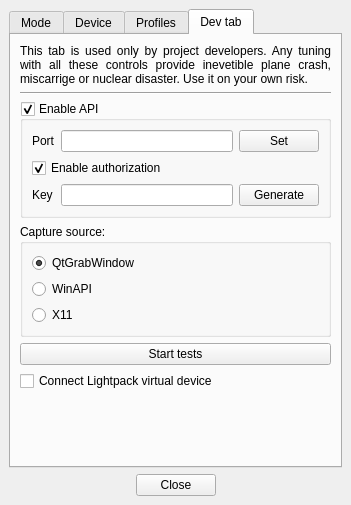
Before: the Qt Designer form Software/src/SettingsWindow.ui in Atarity/Lightpack, drawn with Qt 5.
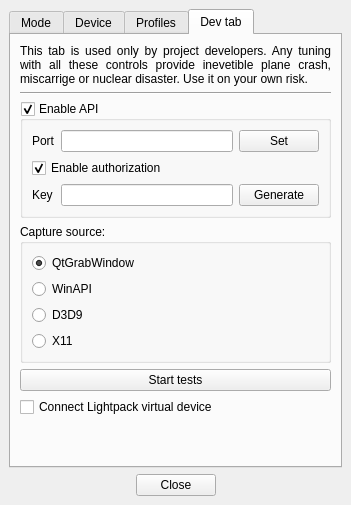
After: the same form once the commit is applied. The open tabs and pages were chosen to show the change. Icons and pictures are not drawn. Custom widgets are drawn as their Qt base class.

What changed in the file:
```diff
--- a/Software/src/SettingsWindow.ui
+++ b/Software/src/SettingsWindow.ui
@@ -1222,6 +1222,13 @@
              </property>
             </widget>
            </item>
+           <item>
+            <widget class="QRadioButton" name="radioButton_GrabD3D9">
+             <property name="text">
+              <string>D3D9</string>
+             </property>
+            </widget>
+           </item>
            <item>
             <widget class="QRadioButton" name="radioButton_GrabX11">
              <property name="sizePolicy">
```
Left out of the diff: 2 changed lines with no effect on the pictures.
